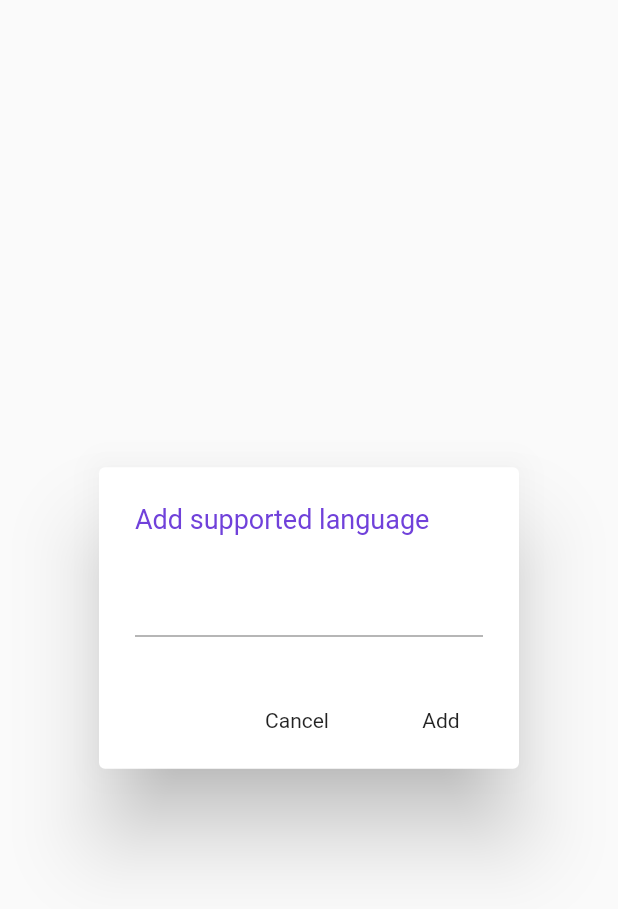
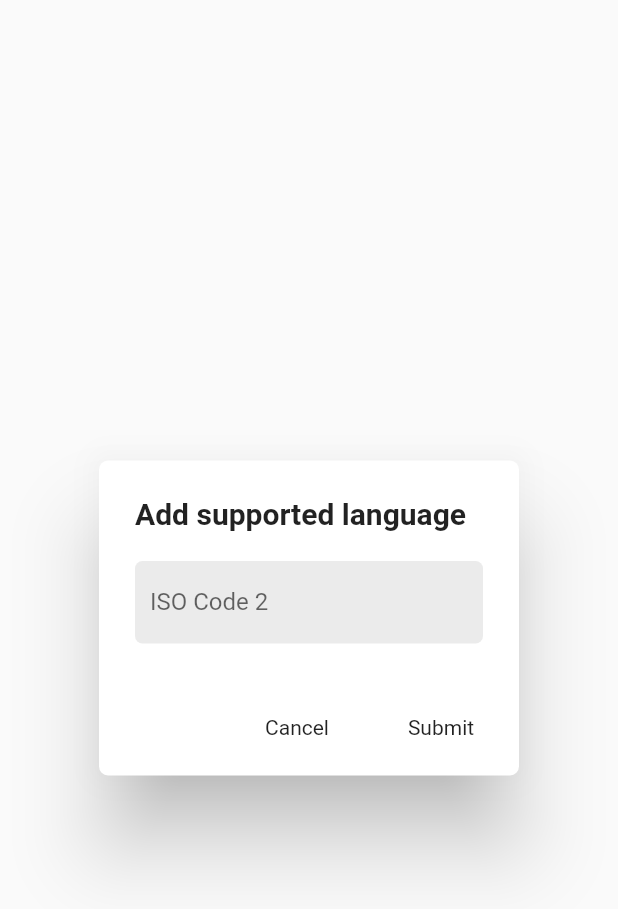
Before and after one commit to GeoQuiz-v2/admin-app, a Flutter app: the AddSupportedLanguageDialog widget shown alone on an empty page, opened directly, on a phone screen of 412 x 824 dp. Shown: the top 909 px of the screen. Run offline on Flutter 3.47's test engine with Material 2 defaults, Android fonts, the phone set to English and light mode, and no system bars; our stand-ins replace firebase_auth, firebase_core, google_sign_in; missing offline and left inert: firebase; accounts and stored records are empty; statements that could not run were skipped.

Commit message:
Custom dialog system + UI theme form

```diff
--- a/lib/main.dart
+++ b/lib/main.dart
@@ -63,13 +63,13 @@ class GeoQuizApp extends StatelessWidget {
         fontFamily: "Roboto",
         textTheme: TextTheme(
           title: TextStyle(fontSize: Values.titleSize, color: AppColors.primary),
-          subtitle: TextStyle(fontSize: Values.pageTitleSize, fontWeight: Values.weightBlack)
+          subtitle: TextStyle(fontSize: Values.pageTitleSize, fontWeight: Values.weightBlack),
+          headline: TextStyle(fontSize: Values.dialogTitleSize, fontWeight: Values.weightBold)
         )
       ),
       home: Consumer<AuthenticationNotifier>(
 
         builder: (context , provider, _) {
-          print(provider.user);
           return !provider.isInit || provider.user == null
             ? AuthenticationScreen()
             : Template();
--- a/lib/models/auth_notifier.dart
+++ b/lib/models/auth_notifier.dart
@@ -33,7 +33,6 @@ class AuthenticationNotifier extends ChangeNotifier {
   _initUserSnapshot() {
     var streamTransformer = StreamTransformer<FirebaseUser, User>.fromHandlers(
       handleData: (fbUser, sink) {
-        print("FB USER : " + fbUser.toString());
         sink.add(fbUser == null ? null : User(fbUser));
       }
     );
--- a/lib/res/values.dart
+++ b/lib/res/values.dart
@@ -4,9 +4,11 @@ class Values {
   static final titleSize = 18.0;
   static final pageTitleSize = 30.0;
   static final pageSubtitle = 17.0;
+  static final dialogTitleSize = 20.0;
 
   static final radius = 6.0;
 
+  static final weightMedium = FontWeight.w500;
   static final weightBold = FontWeight.w700;
   static final weightBlack = FontWeight.w900;
 
--- a/lib/ui/questions.dart
+++ b/lib/ui/questions.dart
@@ -4,6 +4,8 @@ import 'package:geoquizadmin/models/models.dart';
 import 'package:geoquizadmin/models/questions_provider.dart';
 import 'package:geoquizadmin/res/colors.dart';
 import 'package:geoquizadmin/res/values.dart';
+import 'package:geoquizadmin/ui/widget/dialog.dart';
+import 'package:geoquizadmin/ui/widget/form_field.dart';
 import 'package:geoquizadmin/ui/widget/subtitle.dart';
 import 'package:provider/provider.dart';
 
@@ -83,30 +85,31 @@ class _AddSupportedLanguageDialogState extends State<AddSupportedLanguageDialog>
 
   bool inProgress = false;
 
+  final _formKey = GlobalKey<FormState>();
+  final _codeISOController = TextEditingController();
+
   @override
   Widget build(BuildContext context) {
-    return AlertDialog(
-      title: Text("Add supported language"),
-      content: TextField(
-        decoration: InputDecoration(),
+    return AppDialog(
+      title: "Add supported language",
+      content: Form(
+        key: _formKey,
+        child: RoundedTextFormField(
+          hint: "ISO Code 2",
+          controller: _codeISOController,
+          validator: (value) => value.length == 2 ? null : "2 characters only.",
         ),
-      actions: <Widget>[
-        if (!inProgress)
-          FlatButton(
-            child: Text("Cancel"),
-            onPressed: () => Navigator.pop(context)
       ),
-        FlatButton(
-          child: Text(inProgress ? "Loading" : "Add"),
-          onPressed: inProgress ? null : () {
-            setState(() => inProgress = true);
-            Provider.of<QuestionsProvider>(context, listen: false).addSupportedLanguage(Language("es"))
-              .then((_) => Navigator.pop(context))
-              .whenComplete(() => setState(() => inProgress = false));
+      onSubmit: onSubmit,
+    );
   }
-        )
-      ],
-    );
+
+  Future<bool> onSubmit() async {
+    if (_formKey.currentState.validate()) {
+      await Provider.of<QuestionsProvider>(context, listen: false).addSupportedLanguage(Language(_codeISOController.text));
+      return true;
+    }
+    return false;
   }
 }
 
@@ -116,14 +119,45 @@ class ThemeListWidget extends StatelessWidget {
   @override
   Widget build(BuildContext context) {
     return Column(
-      children: [Container(
+      children: [
+        Container(
           width: double.infinity,
           padding: EdgeInsets.all(15),
           decoration: BoxDecoration(
             border: Border(bottom: BorderSide(color: AppColors.divider))
           ),
-        child: Text("Monument")
-      )]
+          child: Row(
+            children: <Widget>[
+              IconButton(
+                icon: Icon(Icons.image),
+                color: AppColors.textColorLight,
+                onPressed: () {},
+              ),
+              SizedBox(width: Values.normalSpacing,),
+              SizedBox(
+                width: 200,
+                child: TextFormField(decoration: InputDecoration.collapsed(hintText: "Title"),)
+              ),
+              SizedBox(width: Values.normalSpacing,),
+              SizedBox(
+                width: 300,
+                child: TextFormField(decoration: InputDecoration.collapsed(hintText: "Entitled"),),
+              ),
+              Expanded(child: Container()),
+              FlatButton(child: Text("Add"), onPressed: () {},)
+            ],
+          )
+        )
+      ]
+    );
+  }
+}
+
+class AddThemeIconDialog extends StatelessWidget {
+  @override
+  Widget build(BuildContext context) {
+    return AlertDialog(
+
     );
   }
 }
--- /dev/null
+++ b/lib/ui/widget/dialog.dart
@@ -0,0 +1,49 @@
+import 'package:flutter/material.dart';
+import 'package:flutter/widgets.dart';
+import 'package:geoquizadmin/res/values.dart';
+
+
+class AppDialog extends StatefulWidget {
+
+  final String title;
+  final Widget content;
+  final Future<bool> Function() onSubmit;
+
+  AppDialog({@required this.title, @required this.content, @required this.onSubmit});
+
+
+  @override
+  _AppDialogState createState() => _AppDialogState();
+}
+
+class _AppDialogState extends State<AppDialog> {
+
+  bool inProgress = false;
+
+  @override
+  Widget build(BuildContext context) {
+    return AlertDialog(
+      titleTextStyle: Theme.of(context).textTheme.headline,
+      shape: RoundedRectangleBorder(borderRadius: BorderRadius.circular(Values.radius)),
+      title: Text(widget.title),
+      content: widget.content,
+      actions: <Widget>[
+        if (!inProgress)
+          FlatButton(
+            child: Text("Cancel"),
+            onPressed: () => Navigator.pop(context)
+          ),
+          FlatButton(
+            child: Text(inProgress ? "Loading" : "Submit"),
+            onPressed: inProgress ? null : () async {
+              setState(() => inProgress = true);
+              bool res = await widget.onSubmit();
+              setState(() => inProgress = false);
+              if (res)
+                Navigator.pop(context);
+            }
+          )
+      ],
+    );
+  }
+}
--- a/lib/ui/widget/form_field.dart
+++ b/lib/ui/widget/form_field.dart
@@ -9,8 +9,9 @@ class RoundedTextFormField extends StatelessWidget {
   final String hint;
   final TextEditingController controller;
   final bool password;
+  final String Function(String value) validator;
 
-  RoundedTextFormField({@required this.hint, this.controller, this.password = false});
+  RoundedTextFormField({@required this.hint, this.controller, this.password = false, this.validator});
 
   @override
   Widget build(BuildContext context) {
@@ -32,7 +33,7 @@ class RoundedTextFormField extends StatelessWidget {
           errorBorder: UnderlineInputBorder(borderSide: BorderSide(color: Colors.transparent)),
           focusedErrorBorder: UnderlineInputBorder(borderSide: BorderSide(color: Colors.transparent)),
         ),
-        validator: (value) => value.isEmpty ? "Empty field" : null,
+        validator: validator??((value) => value.isEmpty ? "Empty field" : null),
       ),
     );
   }
--- a/lib/ui/widget/logo.dart
+++ b/lib/ui/widget/logo.dart
@@ -1,6 +1,7 @@
 import 'package:flutter/material.dart';
 import 'package:flutter/widgets.dart';
 import 'package:geoquizadmin/res/colors.dart';
+import 'package:geoquizadmin/res/values.dart';
 
 
 class AppLogo extends StatelessWidget {
@@ -14,8 +15,8 @@ class AppLogo extends StatelessWidget {
     return RichText(
       text: TextSpan(
         text: "GeoQuiz",
-        style: Theme.of(context).textTheme.title.copyWith(fontSize: size??Theme.of(context).textTheme.title.fontSize),
-        children: [TextSpan(text: " Admin", style: TextStyle(color: AppColors.textColorLight ))]
+        style: Theme.of(context).textTheme.title.copyWith(fontSize: size??Theme.of(context).textTheme.title.fontSize, fontWeight: Values.weightBold),
+        children: [TextSpan(text: " Admin", style: TextStyle(color: AppColors.textColorLight , fontWeight: FontWeight.normal))]
       ),
     );
   }
--- a/pubspec.yaml
+++ b/pubspec.yaml
@@ -60,10 +60,8 @@ flutter:
           weight: 300
         - asset: assets/fonts/Roboto-Bold.ttf
           weight: 700
-        - asset: assets/fonts/Roboto-Bold.ttf
+        - asset: assets/fonts/Roboto-Black.ttf
           weight: 900
-        - asset: assets/fonts/Roboto-Black.ttf
-          weight: 700
 
 
 
```
Lines whose indentation alone changed are shown as unchanged.
